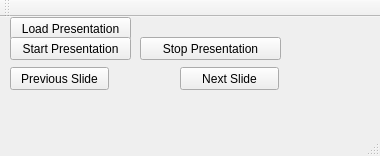
Old version of the form src/Control2012/maingui.ui in the repository yoshi5534/schorsch-the-robot.
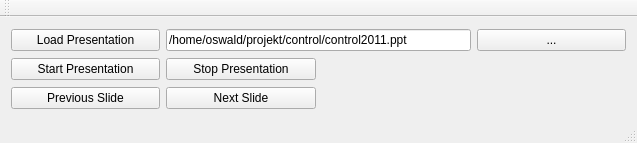
New version of the form.

Commit message: presentation file can now be selected

Patch:
```diff
--- a/src/Control2012/maingui.ui
+++ b/src/Control2012/maingui.ui
@@ -6,79 +6,65 @@
    <rect>
     <x>0</x>
     <y>0</y>
-    <width>380</width>
-    <height>156</height>
+    <width>637</width>
+    <height>143</height>
    </rect>
   </property>
   <property name="windowTitle">
    <string>Control 2012 - Die Gui für Blöde</string>
   </property>
   <widget class="QWidget" name="centralWidget">
-   <widget class="QPushButton" name="loadPresentation">
-    <property name="geometry">
-     <rect>
-      <x>10</x>
-      <y>0</y>
-      <width>121</width>
-      <height>23</height>
-     </rect>
-    </property>
-    <property name="text">
-     <string>Load Presentation</string>
-    </property>
-   </widget>
-   <widget class="QPushButton" name="abortPresentation">
-    <property name="geometry">
-     <rect>
-      <x>140</x>
-      <y>20</y>
-      <width>141</width>
-      <height>23</height>
-     </rect>
-    </property>
-    <property name="text">
-     <string>Stop Presentation</string>
-    </property>
-   </widget>
-   <widget class="QPushButton" name="nextSlide">
-    <property name="geometry">
-     <rect>
-      <x>180</x>
-      <y>50</y>
-      <width>99</width>
-      <height>23</height>
-     </rect>
-    </property>
-    <property name="text">
-     <string>Next Slide</string>
-    </property>
-   </widget>
-   <widget class="QPushButton" name="previousSlide">
-    <property name="geometry">
-     <rect>
-      <x>10</x>
-      <y>50</y>
-      <width>99</width>
-      <height>23</height>
-     </rect>
-    </property>
-    <property name="text">
-     <string>Previous Slide</string>
-    </property>
-   </widget>
-   <widget class="QPushButton" name="startPresentation">
-    <property name="geometry">
-     <rect>
-      <x>10</x>
-      <y>20</y>
-      <width>121</width>
-      <height>23</height>
-     </rect>
-    </property>
-    <property name="text">
-     <string>Start Presentation</string>
-    </property>
-   </widget>
+   <layout class="QGridLayout" name="gridLayout">
+    <item row="0" column="0">
+     <widget class="QPushButton" name="loadPresentation">
+      <property name="text">
+       <string>Load Presentation</string>
+      </property>
+     </widget>
+    </item>
+    <item row="0" column="1" colspan="2">
+     <widget class="QLineEdit" name="selectedPresentation">
+      <property name="text">
+       <string>/home/oswald/projekt/control/control2011.ppt</string>
+      </property>
+     </widget>
+    </item>
+    <item row="2" column="0">
+     <widget class="QPushButton" name="startPresentation">
+      <property name="text">
+       <string>Start Presentation</string>
+      </property>
+     </widget>
+    </item>
+    <item row="3" column="0">
+     <widget class="QPushButton" name="previousSlide">
+      <property name="text">
+       <string>Previous Slide</string>
+      </property>
+     </widget>
+    </item>
+    <item row="0" column="3">
+     <widget class="QPushButton" name="selectPresentation">
+      <property name="text">
+       <string>...</string>
+      </property>
+     </widget>
+    </item>
+    <item row="2" column="1">
+     <widget class="QPushButton" name="abortPresentation">
+      <property name="text">
+       <string>Stop Presentation</string>
+      </property>
+     </widget>
+    </item>
+    <item row="3" column="1">
+     <widget class="QPushButton" name="nextSlide">
+      <property name="text">
+       <string>Next Slide</string>
+      </property>
+     </widget>
+    </item>
+   </layout>
   </widget>
   <widget class="QMenuBar" name="menuBar">
    <property name="geometry">
```
Left out of the diff: 68 changed lines with no effect on the pictures. The commit also changes 3 other files.
